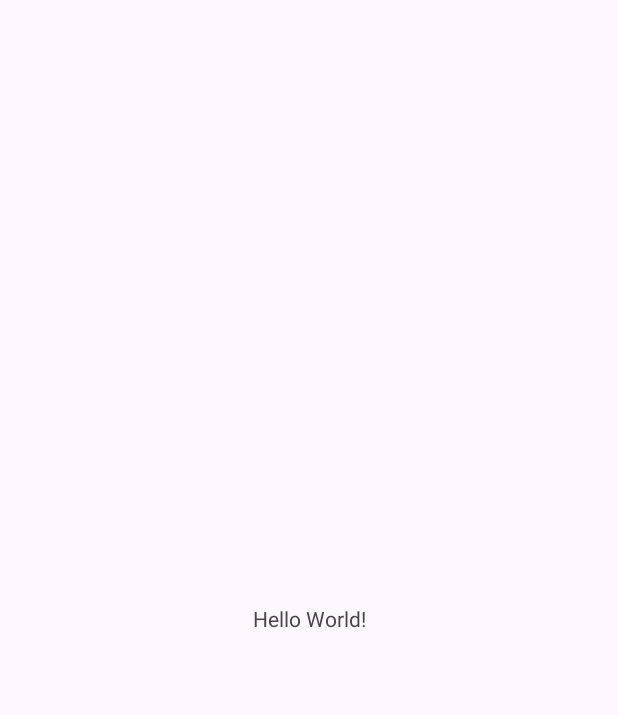
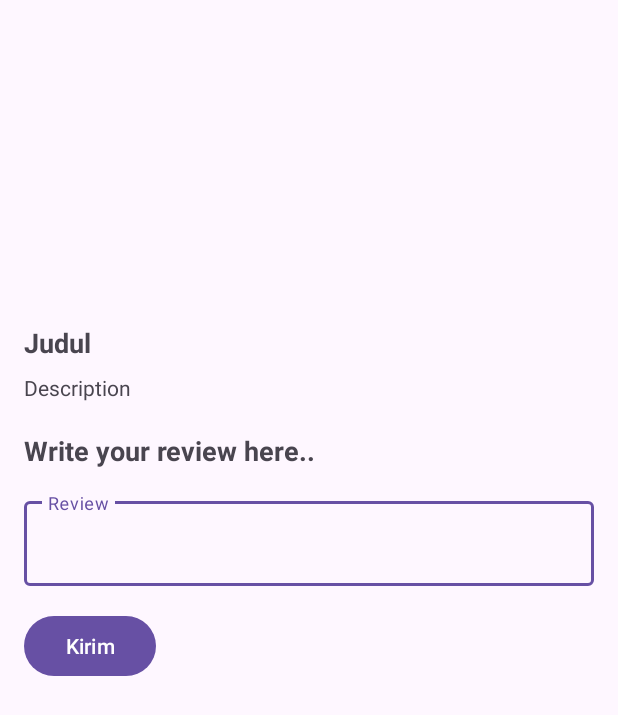
Before and after one commit to adeput29/RestaurantAPI-dicodingFundamental, an Android app: the screen it shows after launch (MainActivity), on a phone screen of 412 x 824 dp. Before the commit the part shown is almost empty. Shown: the top 715 px of the screen. Run offline under Robolectric (Android 15) with nearby library versions, the phone set to English and light mode, and no system bars; pictures from the network do not load.

Commit message:
Update Kotlin

```diff
--- a/KOTLIN/app/src/main/AndroidManifest.xml
+++ b/KOTLIN/app/src/main/AndroidManifest.xml
@@ -1,6 +1,7 @@
 <?xml version="1.0" encoding="utf-8"?>
 <manifest xmlns:android="http://schemas.android.com/apk/res/android"
     xmlns:tools="http://schemas.android.com/tools">
+    <uses-permission android:name="android.permission.INTERNET"/>
 
     <application
         android:allowBackup="true"
@@ -13,7 +14,7 @@
         android:theme="@style/Theme.RestaurantReview"
         tools:targetApi="31">
         <activity
-            android:name=".MainActivity"
+            android:name=".ui.MainActivity"
             android:exported="true">
             <intent-filter>
                 <action android:name="android.intent.action.MAIN" />
--- /dev/null
+++ b/KOTLIN/app/src/main/java/com/example/restaurantreview/data/retrofit/ApiConfig.kt
@@ -0,0 +1,24 @@
+package com.example.restaurantreview.data.retrofit
+
+import okhttp3.OkHttpClient
+import okhttp3.logging.HttpLoggingInterceptor
+import retrofit2.Retrofit
+import retrofit2.converter.gson.GsonConverterFactory
+
+public class ApiConfig {
+    companion object{
+        fun getApiService(): ApiService {
+            val loggingInterceptor =
+                HttpLoggingInterceptor().setLevel(HttpLoggingInterceptor.Level.BODY)
+            val client = OkHttpClient.Builder()
+                .addInterceptor(loggingInterceptor)
+                .build()
+            val retrofit = Retrofit.Builder()
+                .baseUrl("https://restaurant-api.dicoding.dev/")
+                .addConverterFactory(GsonConverterFactory.create())
+                .client(client)
+                .build()
+            return retrofit.create(ApiService::class.java)
+        }
+    }
+}
--- /dev/null
+++ b/KOTLIN/app/src/main/java/com/example/restaurantreview/data/retrofit/ApiService.kt
@@ -0,0 +1,22 @@
+package com.example.restaurantreview.data.retrofit
+
+import com.example.restaurantreview.data.response.PostReviewResponse
+import com.example.restaurantreview.data.response.RestaurantResponse
+import retrofit2.Call
+import retrofit2.http.*
+
+interface ApiService {
+    @GET("detail/{id}")
+    fun getRestaurant(
+        @Path("id") id: String
+    ): Call<RestaurantResponse>
+
+    @FormUrlEncoded
+    @Headers("Authorization: token 12345")
+    @POST("review")
+    fun postReview(
+        @Field("id") id: String,
+        @Field("name") name: String,
+        @Field("review") review: String
+    ): Call<PostReviewResponse>
+}
--- /dev/null
+++ b/KOTLIN/app/src/main/java/com/example/restaurantreview/ui/MainActivity.kt
@@ -0,0 +1,116 @@
+package com.example.restaurantreview.ui
+
+import android.content.Context
+import androidx.appcompat.app.AppCompatActivity
+import android.os.Bundle
+import android.util.Log
+import android.view.View
+import android.view.inputmethod.InputMethodManager
+import androidx.recyclerview.widget.DividerItemDecoration
+import androidx.recyclerview.widget.LinearLayoutManager
+import com.bumptech.glide.Glide
+import com.example.restaurantreview.R
+import com.example.restaurantreview.data.response.CustomerReviewsItem
+import com.example.restaurantreview.data.response.PostReviewResponse
+import com.example.restaurantreview.data.response.Restaurant
+import com.example.restaurantreview.data.response.RestaurantResponse
+import com.example.restaurantreview.data.retrofit.ApiConfig
+import com.example.restaurantreview.databinding.ActivityMainBinding
+import retrofit2.Call
+import retrofit2.Callback
+import retrofit2.Response
+
+class MainActivity : AppCompatActivity() {
+    private lateinit var binding: ActivityMainBinding
+    companion object {
+        private const val TAG = "MainActivity"
+        private const val RESTAURANT_ID = "uewq1zg2zlskfw1e867"
+    }
+    override fun onCreate(savedInstanceState: Bundle?) {
+        super.onCreate(savedInstanceState)
+        setContentView(R.layout.activity_main)
+        binding = ActivityMainBinding.inflate(layoutInflater)
+        setContentView(binding.root)
+
+        supportActionBar?.hide()
+        val layoutManager = LinearLayoutManager(this)
+        binding.rvReview.layoutManager = layoutManager
+        val itemDecoration = DividerItemDecoration(this, layoutManager.orientation)
+        binding.rvReview.addItemDecoration(itemDecoration)
+        findRestaurant()
+
+        binding.btnSend.setOnClickListener { view ->
+            postReview(binding.edReview.text.toString())
+            val imm = getSystemService(Context.INPUT_METHOD_SERVICE) as InputMethodManager
+            imm.hideSoftInputFromWindow(view.windowToken, 0)
+        }
+    }
+
+    private fun postReview(review: String) {
+        showLoading(true)
+        val client = ApiConfig.getApiService().postReview(RESTAURANT_ID, "Dicoding", review)
+        client.enqueue(object : Callback<PostReviewResponse> {
+            override fun onResponse(
+                call: Call<PostReviewResponse>,
+                response: Response<PostReviewResponse>
+            ) {
+                showLoading(false)
+                val responseBody = response.body()
+                if (response.isSuccessful && responseBody != null) {
+                    setReviewData(responseBody.customerReviews)
+                } else {
+                    Log.e(TAG, "onFailure: ${response.message()}")
+                }
+            }
+            override fun onFailure(call: Call<PostReviewResponse>, t: Throwable) {
+                showLoading(false)
+                Log.e(TAG, "onFailure: ${t.message}")
+            }
+        })
+    }
+    private fun findRestaurant() {
+        showLoading(true)
+        val client = ApiConfig.getApiService().getRestaurant(RESTAURANT_ID)
+        client.enqueue(object : Callback<RestaurantResponse> {
+            override fun onResponse(
+                call: Call<RestaurantResponse>,
+                response: Response<RestaurantResponse>
+            ) {
+                showLoading(false)
+                if (response.isSuccessful) {
+                    val responseBody = response.body()
+                    if (responseBody != null) {
+                        setRestaurantData(responseBody.restaurant)
+                        setReviewData(responseBody.restaurant.customerReviews)
+                    }
+                } else {
+                    Log.e(TAG, "onFailure: ${response.message()}")
+                }
+            }
+            override fun onFailure(call: Call<RestaurantResponse>, t: Throwable) {
+                showLoading(false)
+                Log.e(TAG, "onFailure: ${t.message}")
+            }
+        })
+    }
+    private fun setRestaurantData(restaurant: Restaurant) {
+        binding.tvTitle.text = restaurant.name
+        binding.tvDescription.text = restaurant.description
+        Glide.with(this@MainActivity)
+            .load("https://restaurant-api.dicoding.dev/images/large/${restaurant.pictureId}")
+            .into(binding.ivPicture)
+    }
+    private fun setReviewData(consumerReviews: List<CustomerReviewsItem>) {
+        val adapter = ReviewAdapter()
+        adapter.submitList(consumerReviews)
+        binding.rvReview.adapter = adapter
+        binding.edReview.setText("")
+    }
+    private fun showLoading(isLoading: Boolean) {
+        if (isLoading) {
+            binding.progressBar.visibility = View.VISIBLE
+        } else {
+            binding.progressBar.visibility = View.GONE
+        }
+    }
+}
--- a/KOTLIN/app/src/main/res/layout/activity_main.xml
+++ b/KOTLIN/app/src/main/res/layout/activity_main.xml
@@ -4,15 +4,115 @@
     xmlns:tools="http://schemas.android.com/tools"
     android:layout_width="match_parent"
     android:layout_height="match_parent"
-    tools:context=".MainActivity">
+    tools:context=".ui.MainActivity">
+
+    <ImageView
+        android:id="@+id/ivPicture"
+        android:layout_width="0dp"
+        android:layout_height="200dp"
+        android:contentDescription="@string/title"
+        android:scaleType="centerCrop"
+        android:visibility="visible"
+        app:layout_constraintEnd_toEndOf="parent"
+        app:layout_constraintStart_toStartOf="parent"
+        app:layout_constraintTop_toTopOf="parent"
+        tools:srcCompat="@tools:sample/backgrounds/scenic" />
 
     <TextView
+        android:id="@+id/tvTitle"
+        android:layout_width="match_parent"
+        android:layout_height="wrap_content"
+        android:layout_marginStart="16dp"
+        android:layout_marginTop="16dp"
+        android:layout_marginEnd="16dp"
+        android:text="@string/title"
+        android:textSize="18sp"
+        android:textStyle="bold"
+        android:visibility="visible"
+        app:layout_constraintEnd_toEndOf="parent"
+        app:layout_constraintStart_toStartOf="parent"
+        app:layout_constraintTop_toBottomOf="@+id/ivPicture" />
+
+    <TextView
+        android:id="@+id/tvDescription"
+        android:layout_width="match_parent"
+        android:layout_height="wrap_content"
+        android:layout_marginStart="16dp"
+        android:layout_marginTop="8dp"
+        android:layout_marginEnd="16dp"
+        android:ellipsize="end"
+        android:maxLines="2"
+        android:text="@string/description"
+        android:visibility="visible"
+        app:layout_constraintEnd_toEndOf="parent"
+        app:layout_constraintStart_toStartOf="@+id/tvTitle"
+        app:layout_constraintTop_toBottomOf="@+id/tvTitle" />
+
+    <TextView
+        android:id="@+id/tvReview"
+        android:layout_width="match_parent"
+        android:layout_height="wrap_content"
+        android:layout_marginStart="16dp"
+        android:layout_marginTop="20dp"
+        android:layout_marginEnd="16dp"
+        android:text="@string/write_your_review_here"
+        android:textSize="18sp"
+        android:textStyle="bold"
+        app:layout_constraintEnd_toEndOf="parent"
+        app:layout_constraintStart_toStartOf="parent"
+        app:layout_constraintTop_toBottomOf="@+id/tvDescription" />
+
+    <ProgressBar
+        android:id="@+id/progressBar"
+        style="?android:attr/progressBarStyle"
         android:layout_width="wrap_content"
         android:layout_height="wrap_content"
-        android:text="Hello World!"
+        android:visibility="gone"
         app:layout_constraintBottom_toBottomOf="parent"
         app:layout_constraintEnd_toEndOf="parent"
         app:layout_constraintStart_toStartOf="parent"
-        app:layout_constraintTop_toTopOf="parent" />
+        app:layout_constraintTop_toTopOf="parent"
+        tools:visibility="visible" />
 
+    <com.google.android.material.textfield.TextInputLayout
+        android:id="@+id/inputLayout"
+        style="@style/Widget.MaterialComponents.TextInputLayout.OutlinedBox"
+        android:layout_width="0dp"
+        android:layout_height="wrap_content"
+        android:layout_margin="16dp"
+        app:layout_constraintEnd_toEndOf="parent"
+        app:layout_constraintStart_toStartOf="parent"
+        app:layout_constraintTop_toBottomOf="@+id/tvReview">
+
+        <com.google.android.material.textfield.TextInputEditText
+            android:id="@+id/edReview"
+            android:layout_width="match_parent"
+            android:layout_height="wrap_content"
+            android:ems="10"
+            android:hint="@string/review" />
+    </com.google.android.material.textfield.TextInputLayout>
+
+    <Button
+        android:id="@+id/btnSend"
+        android:layout_width="wrap_content"
+        android:layout_height="wrap_content"
+        android:layout_marginTop="16dp"
+        android:layout_marginEnd="16dp"
+        android:layout_marginRight="16dp"
+        android:text="@string/send"
+        app:layout_constraintStart_toStartOf="@id/inputLayout"
+        app:layout_constraintTop_toBottomOf="@id/inputLayout" />
+
+    <androidx.recyclerview.widget.RecyclerView
+        android:id="@+id/rvReview"
+        android:layout_width="0dp"
+        android:layout_height="0dp"
+        android:layout_marginStart="16dp"
+        android:layout_marginEnd="16dp"
+        android:overScrollMode="never"
+        android:scrollbarSize="0dp"
+        app:layout_constraintBottom_toBottomOf="parent"
+        app:layout_constraintEnd_toEndOf="parent"
+        app:layout_constraintStart_toStartOf="parent"
+        app:layout_constraintTop_toBottomOf="@+id/btnSend" />
 </androidx.constraintlayout.widget.ConstraintLayout>
--- a/KOTLIN/app/src/main/res/values/strings.xml
+++ b/KOTLIN/app/src/main/res/values/strings.xml
@@ -1,3 +1,8 @@
 <resources>
     <string name="app_name">RestaurantReview</string>
+    <string name="title">Judul</string>
+    <string name="description">Description</string>
+    <string name="review">Review</string>
+    <string name="write_your_review_here">Write your review here..</string>
+    <string name="send">Kirim</string>
 </resources>
```
Also changed, not shown: KOTLIN/app/build.gradle.kts (+8 -1 lines), KOTLIN/app/src/main/java/com/example/restaurantreview/MainActivity.kt (deleted, +0 -11 lines), KOTLIN/app/src/main/java/com/example/restaurantreview/data/response/RestaurantResponse.kt (added, +60 -0 lines), KOTLIN/app/src/main/java/com/example/restaurantreview/ui/ReviewAdapter.kt (added, +40 -0 lines), KOTLIN/app/src/main/res/layout/item_review.xml (added, +11 -0 lines).
